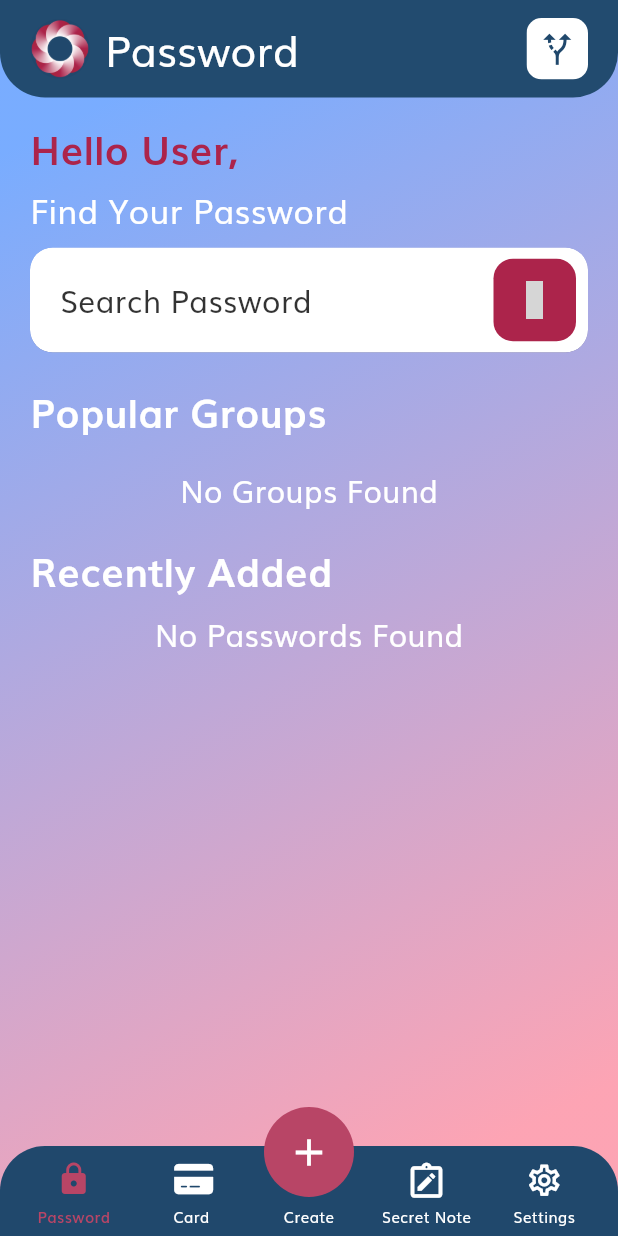
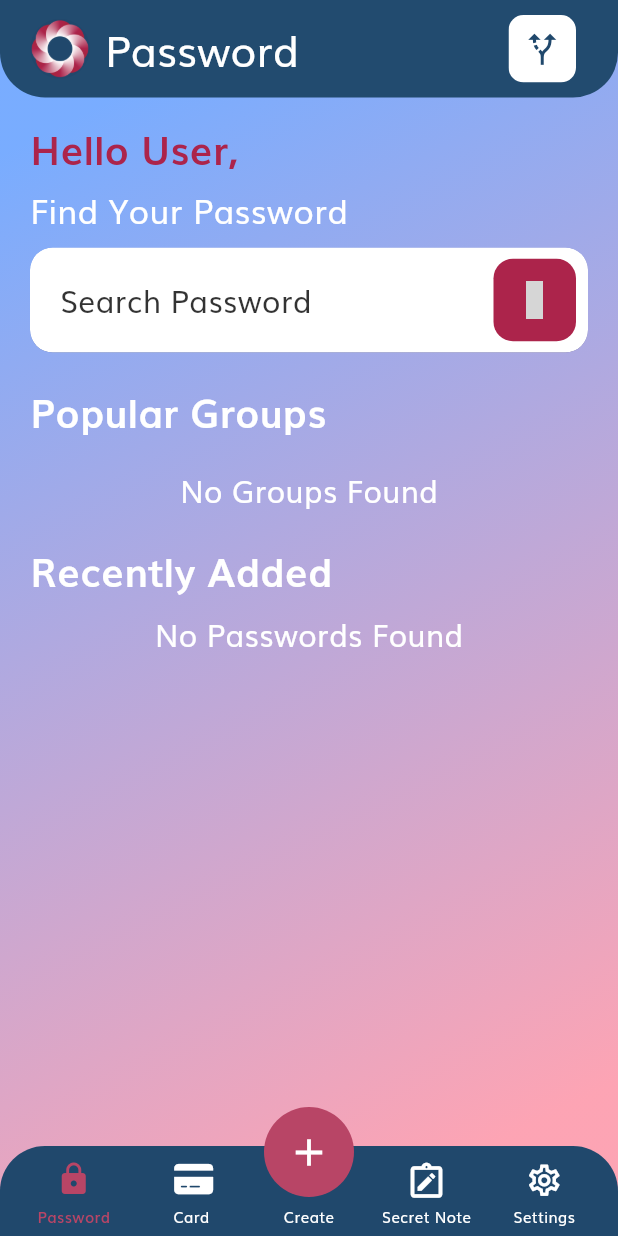
Before and after one commit to SHRIKUNJ1010/PassMana, a Flutter app: the PasswordHomeListScreen screen opened by its route, on a phone screen of 412 x 824 dp. Run offline on Flutter 3.47's test engine with Material 3 defaults, Android fonts, the phone set to English and light mode, and no system bars; our stand-ins replace flutter_redux, fluttericon, go_router, objectbox, redux; generated files the repository leaves out were written again; grey boxes are pictures that could not be loaded.

Commit message:
- for background made common background decoration - minor ui adjustment in password home list screen - minor refactoring in create list screen

```diff
--- a/lib/presentation/password/password_home_list/password_home_list_screen.dart
+++ b/lib/presentation/password/password_home_list/password_home_list_screen.dart
@@ -15,6 +15,7 @@ import 'package:passmana/utility/assets_utility/assets_paths.dart';
 import 'package:passmana/utility/color.dart';
 import 'package:passmana/utility/constants.dart';
 import 'package:passmana/utility/text_utility/text_styles.dart';
+import 'package:passmana/utility/utility.dart';
 
 class PasswordHomeListScreen extends StatelessWidget {
   const PasswordHomeListScreen({super.key});
@@ -27,17 +28,7 @@ class PasswordHomeListScreen extends StatelessWidget {
         final double width = MediaQuery.of(context).size.width;
 
         return Container(
-          decoration: BoxDecoration(
-            gradient: LinearGradient(
-              begin: Alignment.topLeft,
-              end: Alignment.bottomRight,
-              stops: const [0.10, 0.90],
-              colors: [
-                AppColors.accentPrimaryColor.withOpacity(0.7),
-                AppColors.accentSecondaryColor.withOpacity(0.7),
-              ],
-            ),
-          ),
+          decoration: Utility.getCommonBackgroundDecoration(),
           child: Scaffold(
             resizeToAvoidBottomInset: false,
             backgroundColor: Colors.transparent,
@@ -68,7 +59,7 @@ class PasswordHomeListScreen extends StatelessWidget {
                       splashColor: AppColors.mBlack.withOpacity(0.2),
                       onTap: () {},
                       child: const Padding(
-                        padding: EdgeInsets.all(8.0),
+                        padding: EdgeInsets.all(10),
                         child: Icon(
                           Icons.alt_route,
                           color: AppColors.primaryColor,
@@ -78,7 +69,7 @@ class PasswordHomeListScreen extends StatelessWidget {
                     ),
                   ),
                 ),
-                const SizedBox(width: 20),
+                const SizedBox(width: 28),
               ],
             ),
             body: SafeArea(
--- a/lib/utility/utility.dart
+++ b/lib/utility/utility.dart
@@ -3,7 +3,9 @@
 */
 
 import 'package:flutter/foundation.dart';
+import 'package:flutter/material.dart';
 import 'package:flutter/services.dart';
+import 'package:passmana/utility/color.dart';
 
 class Utility {
   //printing log when app is in debug mode
@@ -17,4 +19,18 @@ class Utility {
   static Future<void> copyToClipboard(String data) async {
     await Clipboard.setData(ClipboardData(text: data));
   }
+
+  static BoxDecoration getCommonBackgroundDecoration() {
+    return BoxDecoration(
+      gradient: LinearGradient(
+        begin: Alignment.topLeft,
+        end: Alignment.bottomRight,
+        stops: const [0.10, 0.90],
+        colors: [
+          AppColors.accentPrimaryColor.withOpacity(0.7),
+          AppColors.accentSecondaryColor.withOpacity(0.7),
+        ],
+      ),
+    );
+  }
 }
```
Also changed, not shown: lib/presentation/card/card_list/card_list_screen.dart (+2 -12 lines), lib/presentation/create_list/create_list_screen.dart (+14 -19 lines), lib/presentation/secret_note/secret_note_list/secret_note_list_screen.dart (+2 -12 lines), lib/presentation/settings/settings_item_list/settings_item_list_screen.dart (+2 -12 lines).
